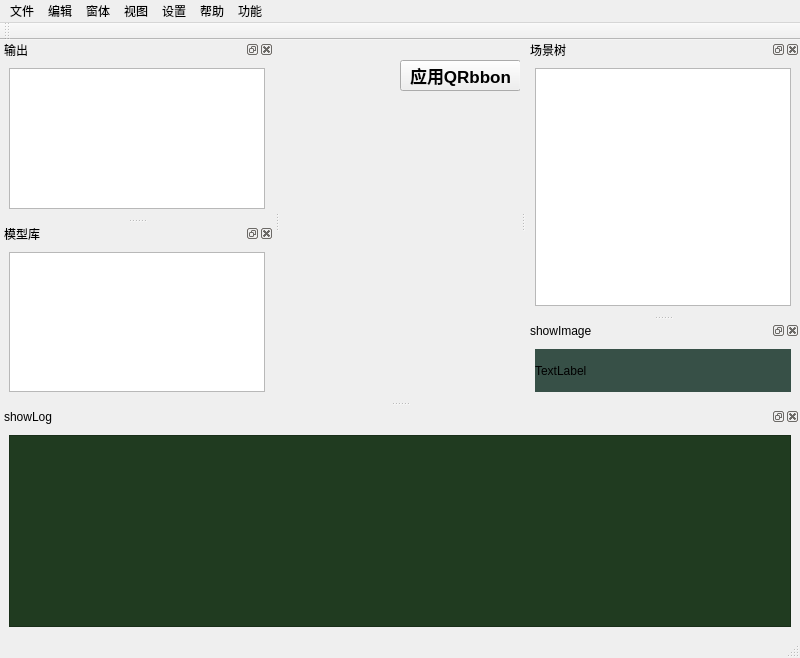
First picture: the form in vgribbonwindow.ui, repository leoking01/CaffeCrane, before the edit.
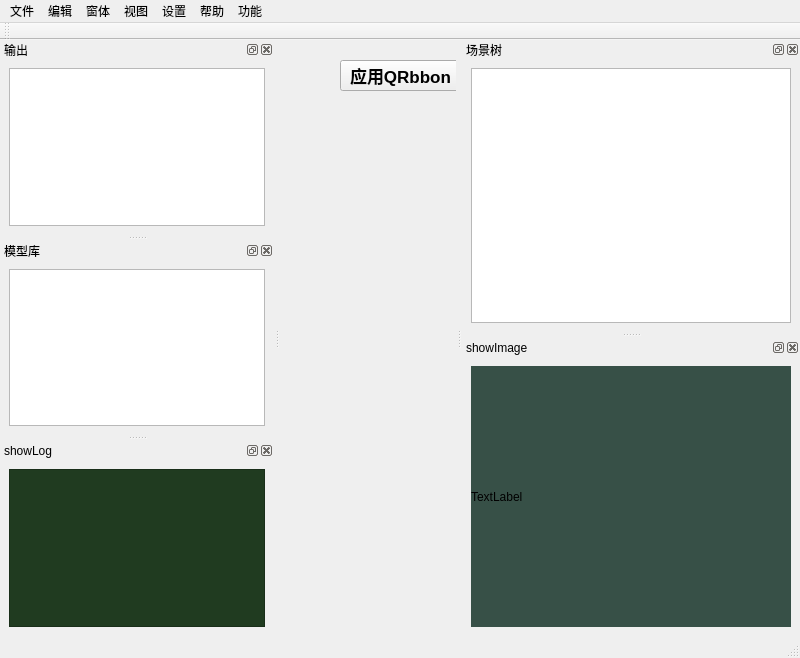
Second picture: the form after the edit. Icons and pictures are not drawn.

```diff
--- a/vgribbonwindow.ui
+++ b/vgribbonwindow.ui
@@ -20,7 +20,7 @@
    <widget class="QPushButton" name="pushButton">
     <property name="geometry">
      <rect>
-      <x>120</x>
+      <x>60</x>
       <y>20</y>
       <width>121</width>
       <height>31</height>
@@ -136,8 +136,8 @@
   <widget class="QDockWidget" name="dockWidget_2">
    <property name="minimumSize">
     <size>
-     <width>60</width>
-     <height>60</height>
+     <width>107</width>
+     <height>126</height>
     </size>
    </property>
    <property name="windowTitle">
@@ -157,8 +157,8 @@
   <widget class="QDockWidget" name="dockWidget_4">
    <property name="minimumSize">
     <size>
-     <width>60</width>
-     <height>60</height>
+     <width>107</width>
+     <height>126</height>
     </size>
    </property>
    <property name="windowTitle">
@@ -178,8 +178,8 @@
   <widget class="QDockWidget" name="dockWidget">
    <property name="minimumSize">
     <size>
-     <width>60</width>
-     <height>60</height>
+     <width>107</width>
+     <height>126</height>
     </size>
    </property>
    <property name="windowTitle">
@@ -220,8 +220,8 @@
       <widget class="QLabel" name="label">
        <property name="minimumSize">
         <size>
-         <width>60</width>
-         <height>30</height>
+         <width>320</width>
+         <height>196</height>
         </size>
        </property>
        <property name="styleSheet">
@@ -240,7 +240,7 @@
     <string>showLog</string>
    </property>
    <attribute name="dockWidgetArea">
-    <number>8</number>
+    <number>1</number>
    </attribute>
    <widget class="QWidget" name="dockWidgetContents_3">
     <layout class="QHBoxLayout" name="horizontalLayout">
@@ -249,7 +249,7 @@
        <property name="minimumSize">
         <size>
          <width>60</width>
-         <height>30</height>
+         <height>48</height>
         </size>
        </property>
        <property name="styleSheet">
```
Left out of the diff: 2 changed lines with no effect on the pictures.
